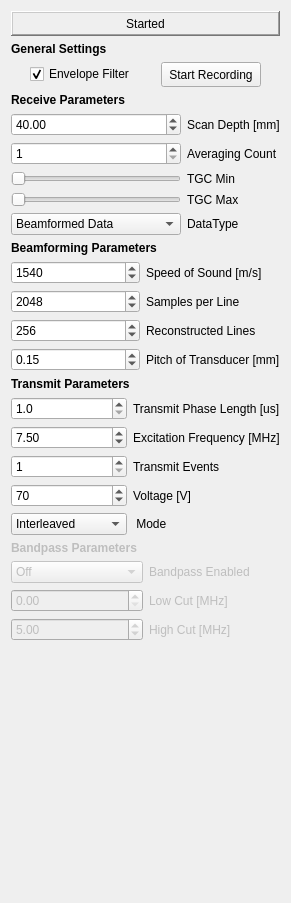
First picture: the form in Modules/USUI/Qmitk/QmitkUSControlsCustomDiPhASDeviceWidget.ui, repository MITK/MITK, before the edit.
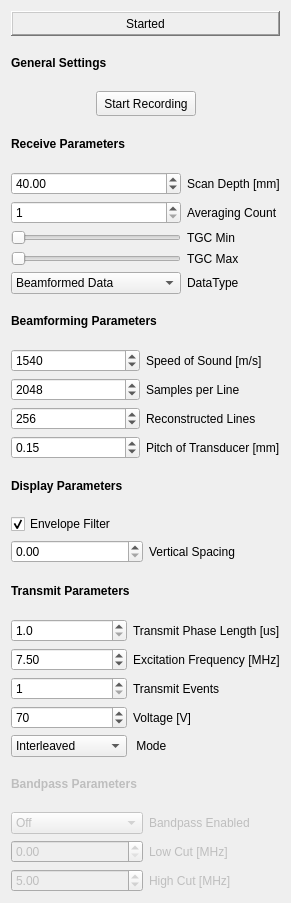
Second picture: the form after the edit.

What changed in the file:
```diff
--- a/Modules/USUI/Qmitk/QmitkUSControlsCustomDiPhASDeviceWidget.ui
+++ b/Modules/USUI/Qmitk/QmitkUSControlsCustomDiPhASDeviceWidget.ui
@@ -64,29 +64,6 @@
        </property>
       </spacer>
      </item>
-     <item>
-      <widget class="QCheckBox" name="UseBModeFilter">
-       <property name="text">
-        <string>Envelope Filter</string>
-       </property>
-       <property name="checked">
-        <bool>true</bool>
-       </property>
-      </widget>
-     </item>
-     <item>
-      <spacer name="horizontalSpacer_1">
-       <property name="orientation">
-        <enum>Qt::Horizontal</enum>
-       </property>
-       <property name="sizeHint" stdset="0">
-        <size>
-         <width>40</width>
-         <height>20</height>
-        </size>
-       </property>
-      </spacer>
-     </item>
      <item>
       <widget class="QPushButton" name="StartStopRecord">
        <property name="minimumSize">
@@ -312,6 +289,9 @@
      </item>
      <item row="1" column="0">
       <widget class="QSpinBox" name="SpeedOfSound">
+       <property name="minimum">
+        <number>1000</number>
+       </property>
        <property name="maximum">
         <number>1000000</number>
        </property>
@@ -336,6 +316,45 @@
      </item>
     </layout>
    </item>
+   <item>
+    <widget class="QLabel" name="DisplayLabel">
+     <property name="text">
+      <string>&lt;html&gt;&lt;head/&gt;&lt;body&gt;&lt;p&gt;&lt;span style=&quot; font-weight:600;&quot;&gt;Display Parameters&lt;/span&gt;&lt;/p&gt;&lt;/body&gt;&lt;/html&gt;</string>
+     </property>
+    </widget>
+   </item>
+   <item>
+    <layout class="QVBoxLayout" name="DisplayParameters">
+     <item>
+      <widget class="QCheckBox" name="UseBModeFilter">
+       <property name="text">
+        <string>Envelope Filter</string>
+       </property>
+       <property name="checked">
+        <bool>true</bool>
+       </property>
+      </widget>
+     </item>
+     <item>
+      <layout class="QHBoxLayout" name="VerticalSpacingSubGroup">
+       <item>
+        <widget class="QDoubleSpinBox" name="VerticalSpacing">
+         <property name="maximum">
+          <double>5.000000000000000</double>
+         </property>
+        </widget>
+       </item>
+       <item>
+        <widget class="QLabel" name="VerticalSpacingLabel">
+         <property name="text">
+          <string>Vertical Spacing</string>
+         </property>
+        </widget>
+       </item>
+      </layout>
+     </item>
+    </layout>
+   </item>
    <item>
     <widget class="QLabel" name="TransmitLabel">
      <property name="text">
@@ -541,19 +560,6 @@
      </item>
     </layout>
    </item>
-   <item>
-    <spacer name="verticalSpacer">
-     <property name="orientation">
-      <enum>Qt::Vertical</enum>
-     </property>
-     <property name="sizeHint" stdset="0">
-      <size>
-       <width>20</width>
-       <height>40</height>
-      </size>
-     </property>
-    </spacer>
-   </item>
   </layout>
  </widget>
  <resources/>
```
